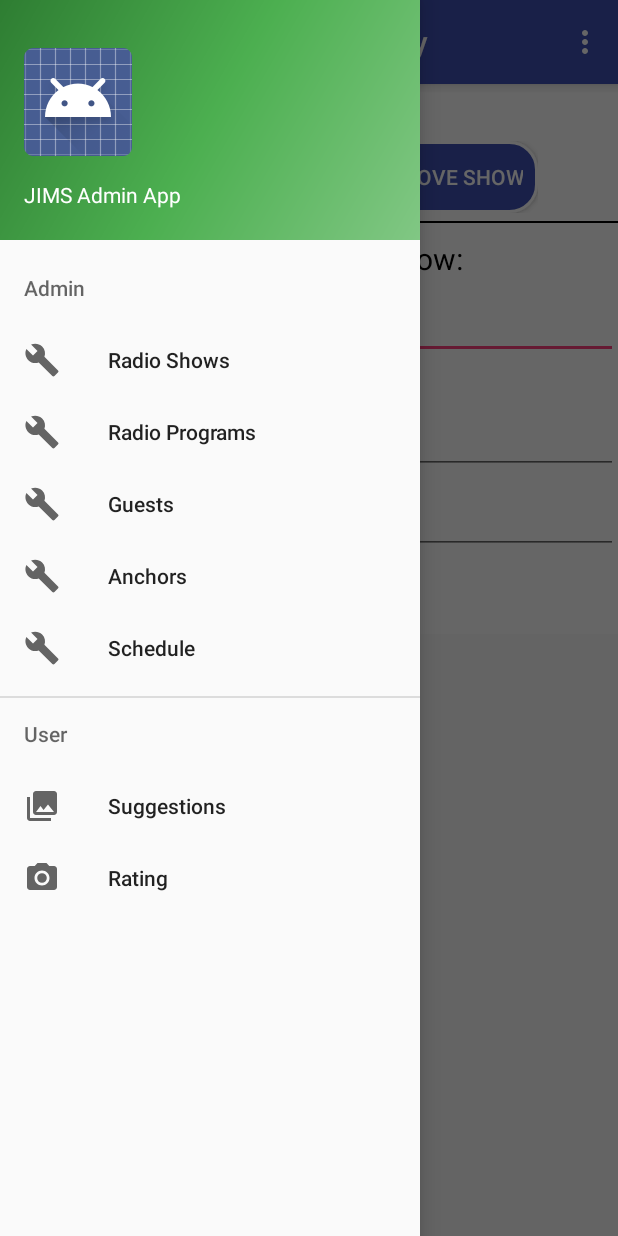
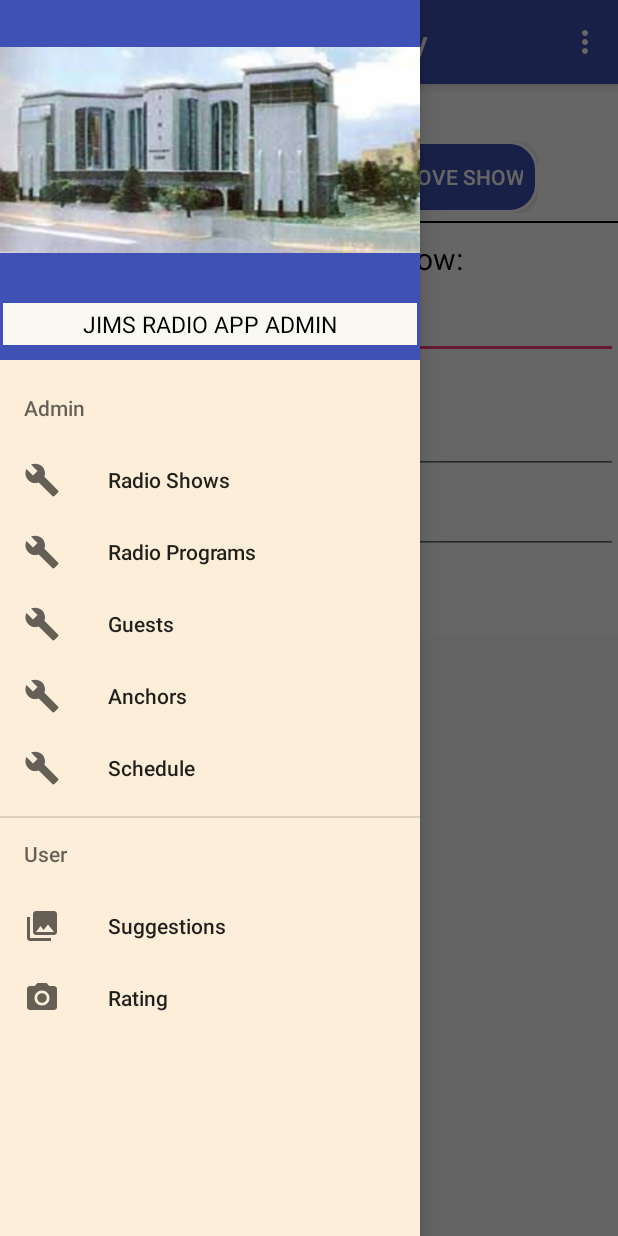
Before and after one commit to jimsprojectradio/repo, an Android app: the screen it shows after launch (MainActivity), with the side drawer open, on a phone screen of 412 x 824 dp. Run offline under Robolectric (Android 15) with nearby library versions, the phone set to English and light mode, and no system bars; our stand-ins replace Volley.

Commit message:
Navbar Color and image Changed Admin

```diff
--- a/DUMMY/RadioAdminDummy/RadioAdminDummy/app/src/main/res/layout/activity_main.xml
+++ b/DUMMY/RadioAdminDummy/RadioAdminDummy/app/src/main/res/layout/activity_main.xml
@@ -14,6 +14,7 @@
         android:layout_height="match_parent" />
 
     <android.support.design.widget.NavigationView
+        android:background="#fceed8"
         android:id="@+id/nav_view"
         android:layout_width="wrap_content"
         android:layout_height="match_parent"
--- a/DUMMY/RadioAdminDummy/RadioAdminDummy/app/src/main/res/layout/nav_header_main.xml
+++ b/DUMMY/RadioAdminDummy/RadioAdminDummy/app/src/main/res/layout/nav_header_main.xml
@@ -2,34 +2,22 @@
 <LinearLayout xmlns:android="http://schemas.android.com/apk/res/android"
     xmlns:app="http://schemas.android.com/apk/res-auto"
     android:layout_width="match_parent"
-    android:layout_height="@dimen/nav_header_height"
-    android:background="@drawable/side_nav_bar"
-    android:gravity="bottom"
+    android:background="@color/colorPrimary"
+    android:layout_height="240dp"
     android:orientation="vertical"
-    android:paddingBottom="@dimen/activity_vertical_margin"
-    android:paddingLeft="@dimen/activity_horizontal_margin"
-    android:paddingRight="@dimen/activity_horizontal_margin"
-    android:paddingTop="@dimen/activity_vertical_margin"
-    android:theme="@style/ThemeOverlay.AppCompat.Dark">
-
+    >
     <ImageView
-        android:id="@+id/imageView"
-        android:layout_width="wrap_content"
-        android:layout_height="wrap_content"
-        android:paddingTop="@dimen/nav_header_vertical_spacing"
-        app:srcCompat="@android:drawable/sym_def_app_icon" />
+        android:layout_width="match_parent"
+        android:src="@drawable/download"
+        android:layout_height="200dp"/>
 
     <TextView
         android:layout_width="match_parent"
         android:layout_height="wrap_content"
-        android:paddingTop="@dimen/nav_header_vertical_spacing"
-        android:text="JIMS Admin App"
-        android:textAppearance="@style/TextAppearance.AppCompat.Body1" />
-
-    <TextView
-        android:id="@+id/textView"
-        android:layout_width="wrap_content"
-        android:layout_height="wrap_content"
-        android:text="www.jimsd.org" />
-
+        android:background="@drawable/border_bottom"
+        android:padding="5dp"
+        android:text="JIMS RADIO APP ADMIN"
+        android:textAlignment="center"
+        android:textColor="@android:color/black"
+        android:textSize="15sp" />
 </LinearLayout>
```
Also changed, not shown: DUMMY/RadioAdminDummy/RadioAdminDummy/app/src/main/res/drawable/download.jpg (added).
